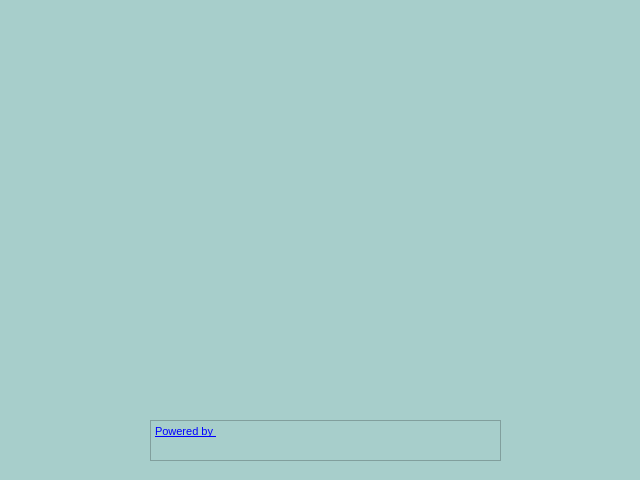
Qt form home.ui (iqbalmusyaffa/Aplikasi-Pendataan-Gaji-Karyawan) before a commit.
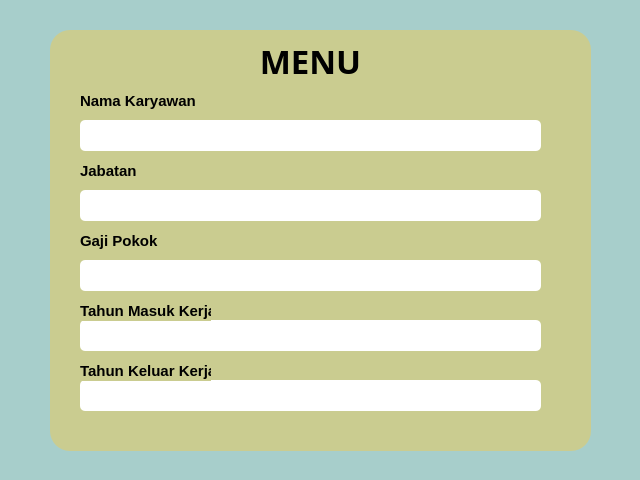
The same form after that commit.

The edit to the form file:
```diff
--- a/home.ui
+++ b/home.ui
@@ -28,24 +28,253 @@
   <property name="styleSheet">
    <string notr="true">*{
 background:#A7CECB;
+}
+QFrame{
+background:#CACC90;
+border-radius:20px;
+}
+QLineEdit{
+background:#f2f2f2 50%;
+border-radius:5px;
+border:none;
+font-size: 20px;
+font-weight:bold;
+padding-left:10px;
 }</string>
   </property>
-  <widget class="QTextBrowser" name="textBrowser">
+  <widget class="QFrame" name="frame">
    <property name="geometry">
     <rect>
-     <x>150</x>
-     <y>420</y>
-     <width>351</width>
-     <height>41</height>
+     <x>50</x>
+     <y>30</y>
+     <width>541</width>
+     <height>421</height>
     </rect>
    </property>
-   <property name="html">
-    <string>&lt;!DOCTYPE HTML PUBLIC &quot;-//W3C//DTD HTML 4.0//EN&quot; &quot;http://www.w3.org/TR/REC-html40/strict.dtd&quot;&gt;
-&lt;html&gt;&lt;head&gt;&lt;meta name=&quot;qrichtext&quot; content=&quot;1&quot; /&gt;&lt;style type=&quot;text/css&quot;&gt;
-p, li { white-space: pre-wrap; }
-&lt;/style&gt;&lt;/head&gt;&lt;body style=&quot; font-family:'MS Shell Dlg 2'; font-size:8.25pt; font-weight:400; font-style:normal;&quot;&gt;
-&lt;p style=&quot; margin-top:0px; margin-bottom:0px; margin-left:0px; margin-right:0px; -qt-block-indent:0; text-indent:0px;&quot;&gt;&lt;a href=&quot;https://iqbalmusyaffa.com&quot;&gt;&lt;span style=&quot; font-size:8pt; text-decoration: underline; color:#0000ff;&quot;&gt;Powered by &lt;/span&gt;&lt;/a&gt;&lt;/p&gt;&lt;/body&gt;&lt;/html&gt;</string>
+   <property name="frameShape">
+    <enum>QFrame::StyledPanel</enum>
    </property>
+   <property name="frameShadow">
+    <enum>QFrame::Raised</enum>
+   </property>
+   <widget class="QLabel" name="label_7">
+    <property name="geometry">
+     <rect>
+      <x>180</x>
+      <y>10</y>
+      <width>161</width>
+      <height>41</height>
+     </rect>
+    </property>
+    <property name="font">
+     <font>
+      <family>Lucida Sans Unicode</family>
+      <pointsize>25</pointsize>
+      <weight>75</weight>
+      <bold>true</bold>
+     </font>
+    </property>
+    <property name="text">
+     <string>MENU</string>
+    </property>
+    <property name="alignment">
+     <set>Qt::AlignCenter</set>
+    </property>
+   </widget>
+   <widget class="QLabel" name="label_8">
+    <property name="geometry">
+     <rect>
+      <x>30</x>
+      <y>60</y>
+      <width>121</width>
+      <height>21</height>
+     </rect>
+    </property>
+    <property name="font">
+     <font>
+      <family>Nirmala UI</family>
+      <pointsize>11</pointsize>
+      <weight>75</weight>
+      <bold>true</bold>
+     </font>
+    </property>
+    <property name="text">
+     <string>Nama Karyawan</string>
+    </property>
+    <property name="alignment">
+     <set>Qt::AlignJustify|Qt::AlignVCenter</set>
+    </property>
+   </widget>
+   <widget class="QLineEdit" name="lineEdit_3">
+    <property name="geometry">
+     <rect>
+      <x>30</x>
+      <y>90</y>
+      <width>461</width>
+      <height>31</height>
+     </rect>
+    </property>
+   </widget>
+   <widget class="QLineEdit" name="lineEdit_4">
+    <property name="geometry">
+     <rect>
+      <x>30</x>
+      <y>160</y>
+      <width>461</width>
+      <height>31</height>
+     </rect>
+    </property>
+   </widget>
+   <widget class="QLabel" name="label_9">
+    <property name="geometry">
+     <rect>
+      <x>30</x>
+      <y>130</y>
+      <width>101</width>
+      <height>21</height>
+     </rect>
+    </property>
+    <property name="font">
+     <font>
+      <family>Nirmala UI</family>
+      <pointsize>11</pointsize>
+      <weight>75</weight>
+      <bold>true</bold>
+     </font>
+    </property>
+    <property name="text">
+     <string>Jabatan</string>
+    </property>
+    <property name="alignment">
+     <set>Qt::AlignJustify|Qt::AlignVCenter</set>
+    </property>
+   </widget>
+   <widget class="QLineEdit" name="lineEdit_5">
+    <property name="geometry">
+     <rect>
+      <x>30</x>
+      <y>230</y>
+      <width>461</width>
+      <height>31</height>
+     </rect>
+    </property>
+   </widget>
+   <widget class="QLineEdit" name="lineEdit_6">
+    <property name="geometry">
+     <rect>
+      <x>30</x>
+      <y>290</y>
+      <width>461</width>
+      <height>31</height>
+     </rect>
+    </property>
+   </widget>
+   <widget class="QLabel" name="label_10">
+    <property name="geometry">
+     <rect>
+      <x>30</x>
+      <y>200</y>
+      <width>161</width>
+      <height>21</height>
+     </rect>
+    </property>
+    <property name="font">
+     <font>
+      <family>Nirmala UI</family>
+      <pointsize>11</pointsize>
+      <weight>75</weight>
+      <bold>true</bold>
+     </font>
+    </property>
+    <property name="text">
+     <string/>
+    </property>
+    <property name="alignment">
+     <set>Qt::AlignJustify|Qt::AlignVCenter</set>
+    </property>
+   </widget>
+   <widget class="QLabel" name="label_11">
+    <property name="geometry">
+     <rect>
+      <x>30</x>
+      <y>200</y>
+      <width>101</width>
+      <height>21</height>
+     </rect>
+    </property>
+    <property name="font">
+     <font>
+      <family>Nirmala UI</family>
+      <pointsize>11</pointsize>
+      <weight>75</weight>
+      <bold>true</bold>
+     </font>
+    </property>
+    <property name="text">
+     <string>Gaji Pokok</string>
+    </property>
+    <property name="alignment">
+     <set>Qt::AlignJustify|Qt::AlignVCenter</set>
+    </property>
+   </widget>
+   <widget class="QLabel" name="label_12">
+    <property name="geometry">
+     <rect>
+      <x>30</x>
+      <y>270</y>
+      <width>131</width>
+      <height>21</height>
+     </rect>
+    </property>
+    <property name="font">
+     <font>
+      <family>Nirmala UI</family>
+      <pointsize>11</pointsize>
+      <weight>75</weight>
+      <bold>true</bold>
+     </font>
+    </property>
+    <property name="text">
+     <string>Tahun Masuk Kerja</string>
+    </property>
+    <property name="alignment">
+     <set>Qt::AlignJustify|Qt::AlignVCenter</set>
+    </property>
+   </widget>
+   <widget class="QLineEdit" name="lineEdit_7">
+    <property name="geometry">
+     <rect>
+      <x>30</x>
+      <y>350</y>
+      <width>461</width>
+      <height>31</height>
+     </rect>
+    </property>
+   </widget>
+   <widget class="QLabel" name="label_13">
+    <property name="geometry">
+     <rect>
+      <x>30</x>
+      <y>330</y>
+      <width>131</width>
+      <height>21</height>
+     </rect>
+    </property>
+    <property name="font">
+     <font>
+      <family>Nirmala UI</family>
+      <pointsize>11</pointsize>
+      <weight>75</weight>
+      <bold>true</bold>
+     </font>
+    </property>
+    <property name="text">
+     <string>Tahun Keluar Kerja</string>
+    </property>
+    <property name="alignment">
+     <set>Qt::AlignJustify|Qt::AlignVCenter</set>
+    </property>
+   </widget>
   </widget>
  </widget>
  <resources/>
```
